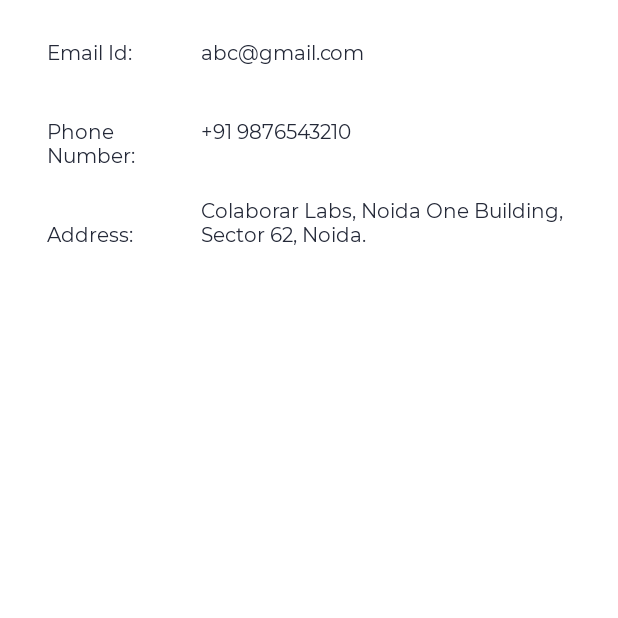
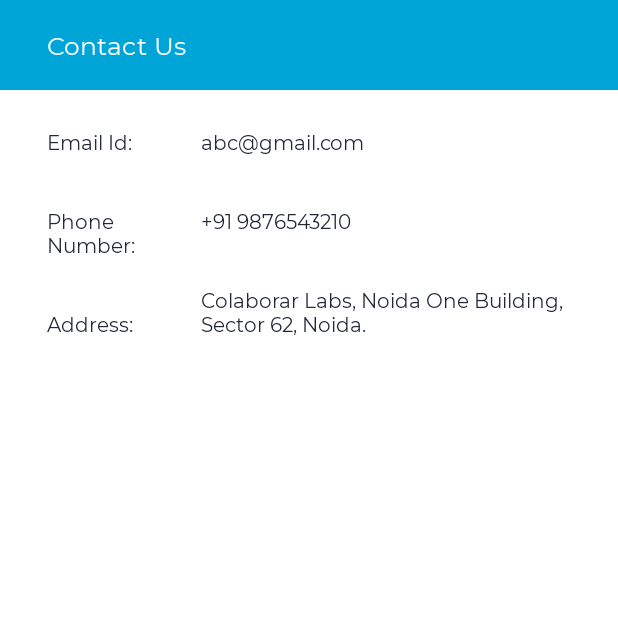
Before and after one commit to anuragdce/Lombaa-fire-tv, an Android app: the ContactFragment screen opened through its navigation route, on a phone screen of 412 x 824 dp, the top half of it. Run offline under Robolectric (Android 15) with nearby library versions, the phone set to English and light mode, and no system bars; our stand-ins replace Dagger/Hilt's generated code, data binding, sdp/ssp sizes; 2 statements that could not run were skipped.

Commit message:
added the screens titles.

```diff
--- a/apps/src/main/res/layout/fragment_contact.xml
+++ b/apps/src/main/res/layout/fragment_contact.xml
@@ -12,6 +12,20 @@
   <androidx.constraintlayout.widget.ConstraintLayout
     android:layout_width="match_parent"
     android:layout_height="match_parent">
+
+    <androidx.appcompat.widget.AppCompatTextView
+      android:id="@+id/header"
+      style="@style/Large.Regular.White"
+      android:layout_width="0dp"
+      android:layout_height="60dp"
+      android:background="@color/colorPrimary"
+      android:gravity="center_vertical"
+      android:paddingStart="@dimen/_24sdp"
+      android:text="@string/contact"
+      app:layout_constraintEnd_toEndOf="parent"
+      app:layout_constraintStart_toStartOf="parent"
+      app:layout_constraintTop_toTopOf="parent" />
+
 
     <androidx.constraintlayout.widget.Guideline
       android:id="@+id/left_guideline"
@@ -44,7 +58,7 @@
       android:text="@string/email_id"
       app:layout_constraintEnd_toStartOf="@id/center_guideline"
       app:layout_constraintStart_toStartOf="@id/left_guideline"
-      app:layout_constraintTop_toTopOf="parent" />
+      app:layout_constraintTop_toBottomOf="@id/header" />
 
 
     <androidx.appcompat.widget.AppCompatTextView
@@ -81,7 +95,7 @@
       android:text="@{viewModel.email}"
       app:layout_constraintEnd_toEndOf="@id/right_guideline"
       app:layout_constraintStart_toEndOf="@id/center_guideline"
-      app:layout_constraintTop_toTopOf="parent" />
+      app:layout_constraintTop_toBottomOf="@id/header" />
 
     <androidx.appcompat.widget.AppCompatTextView
       android:id="@+id/PhoneValue"
```
Also changed, not shown: apps/src/main/res/layout/fragment_history.xml (+15 -1 lines), apps/src/main/res/layout/fragment_home.xml (+15 -1 lines).
